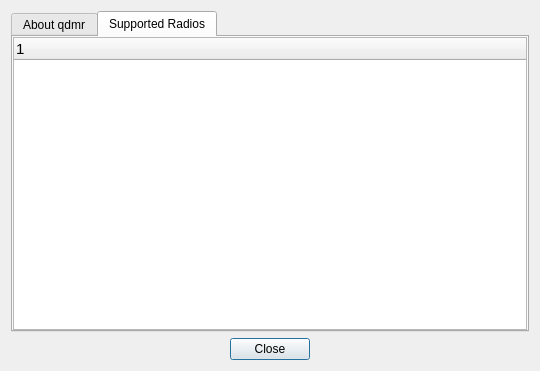
This is shared/aboutdialog.ui in hmatuschek/qdmr as Qt 5 draws it before an edit. The edited form follows.
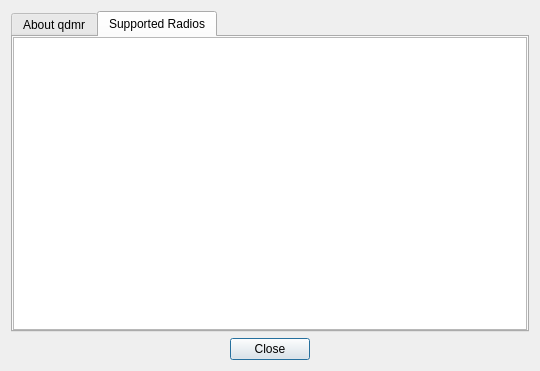
This is the edited form. The open tabs and pages were chosen to show the change. Icons and pictures are not drawn.

Commit message: Removed header from device list.

```diff
--- a/shared/aboutdialog.ui
+++ b/shared/aboutdialog.ui
@@ -92,6 +92,9 @@
            <pointsize>11</pointsize>
           </font>
          </property>
+         <attribute name="headerVisible">
+          <bool>false</bool>
+         </attribute>
          <column>
           <property name="text">
            <string notr="true">1</string>
```
